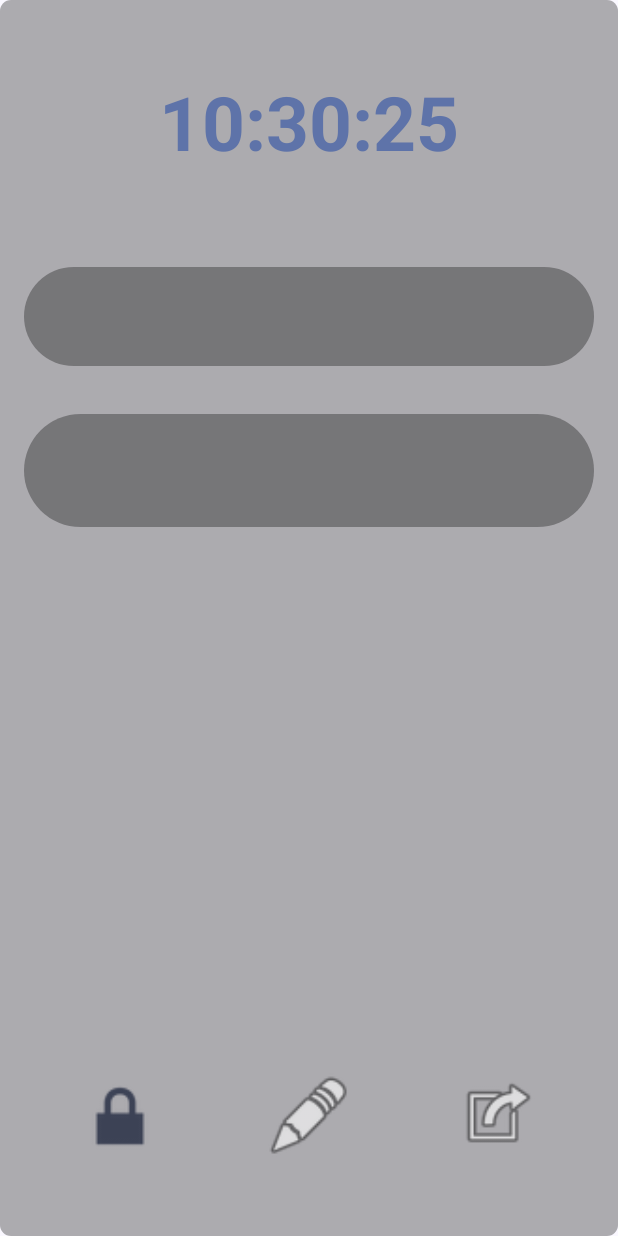
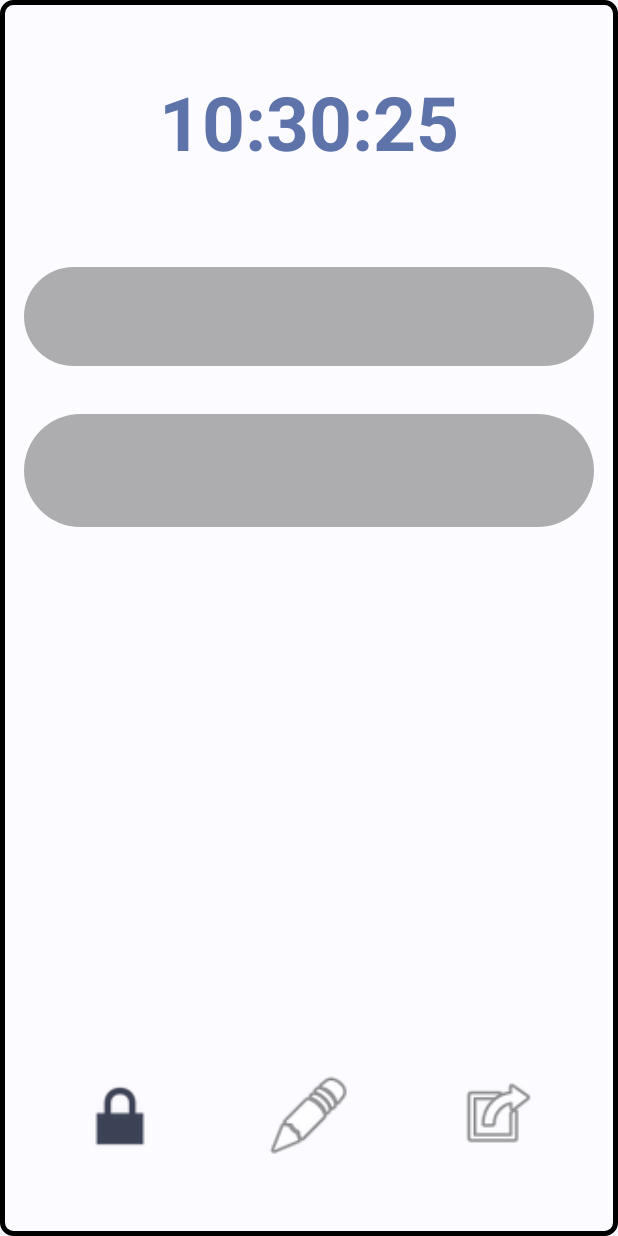
Before and after one commit to navep7/Homey, an Android app: the layout new_app_widget.xml on its own in the app's theme, with its tools: preview values and no code run, on a phone screen of 412 x 824 dp. Run offline under Robolectric (Android 15) with nearby library versions, the phone set to English and light mode, and no system bars.

Commit message:
a lot..stabilization

```diff
--- a/app/src/main/res/drawable/gradient_glass.xml
+++ b/app/src/main/res/drawable/gradient_glass.xml
@@ -2,7 +2,10 @@
 <shape xmlns:android="http://schemas.android.com/apk/res/android"
     android:shape="rectangle">
 
-    <solid android:color="#50000000" />
+    <stroke android:color="@android:color/black"
+        android:width="3dp"/>
+
+    <solid android:color="#55FFFFFF" />
     <corners android:bottomRightRadius="7dp" android:bottomLeftRadius="7dp"
         android:topLeftRadius="7dp" android:topRightRadius="7dp"/>
 </shape>
--- a/app/src/main/res/layout/new_app_widget.xml
+++ b/app/src/main/res/layout/new_app_widget.xml
@@ -1,10 +1,10 @@
 <?xml version="1.0" encoding="utf-8"?>
 <RelativeLayout xmlns:android="http://schemas.android.com/apk/res/android"
     android:id="@+id/rl_widget_layout"
-    android:background="@drawable/gradient_glass"
     android:theme="@style/Theme.Material3.DynamicColors.DayNight"
     android:layout_width="match_parent"
     android:layout_height="match_parent"
+    android:background="@drawable/gradient_glass"
     android:orientation="vertical">
 
 
@@ -122,7 +122,7 @@
                 android:maxWidth="55sp"
                 android:ellipsize="end"
                 android:textStyle="bold"
-                android:textColor="@color/black" />
+                android:textColor="?attr/colorTertiaryContainer"/>
 
         </RelativeLayout>
 
@@ -151,7 +151,7 @@
                 android:maxWidth="55sp"
                 android:ellipsize="end"
                 android:textStyle="bold"
-                android:textColor="@color/black" />
+                android:textColor="?attr/colorTertiaryContainer" />
 
         </RelativeLayout>
 
@@ -180,7 +180,7 @@
                 android:maxWidth="55sp"
                 android:ellipsize="end"
                 android:textStyle="bold"
-                android:textColor="@color/black" />
+                android:textColor="?attr/colorTertiaryContainer" />
 
         </RelativeLayout>
 
@@ -209,7 +209,7 @@
                 android:maxWidth="55sp"
                 android:ellipsize="end"
                 android:textStyle="bold"
-                android:textColor="@color/black" />
+                android:textColor="?attr/colorTertiaryContainer" />
 
         </RelativeLayout>
 
--- a/gradle/libs.versions.toml
+++ b/gradle/libs.versions.toml
@@ -1,5 +1,6 @@
 [versions]
 agp = "8.6.0"
+blur_tutorial = "1.0.1"
 gson = "2.13.1"
 kotlin = "1.9.0"
 coreKtx = "1.16.0"
@@ -18,6 +19,7 @@ volley = "1.2.1"
 
 [libraries]
 androidx-core-ktx = { group = "androidx.core", name = "core-ktx", version.ref = "coreKtx" }
+blur_tutorial = { module = "com.cleveroad.blur_tutorial:blur_tutorial", version.ref = "blur_tutorial" }
 gson = { module = "com.google.code.gson:gson", version.ref = "gson" }
 junit = { group = "junit", name = "junit", version.ref = "junit" }
 androidx-junit = { group = "androidx.test.ext", name = "junit", version.ref = "junitVersion" }
```
Also changed, not shown: app/build.gradle.kts (+6 -2 lines), app/src/main/java/com/belaku/homey/MainActivity.kt (+0 -81 lines), app/src/main/java/com/belaku/homey/NewAppWidget.kt (+17 -11 lines).
